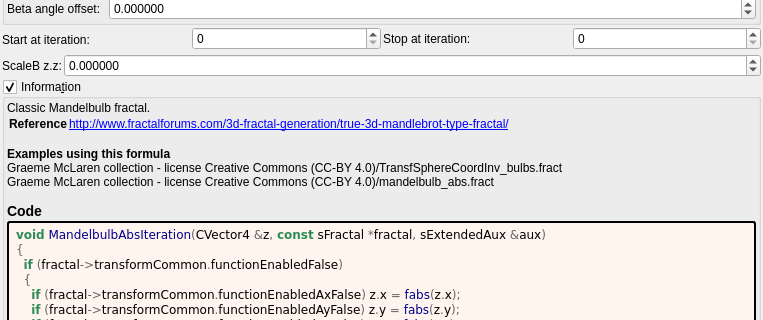
buddhi1980/mandelbulber2, file mandelbulber2/formula/ui/mandelbulb_abs.ui: the form before one commit; both pictures show x 0 to 763 and y 176 to 496 of the 763 by 896 pixel window.
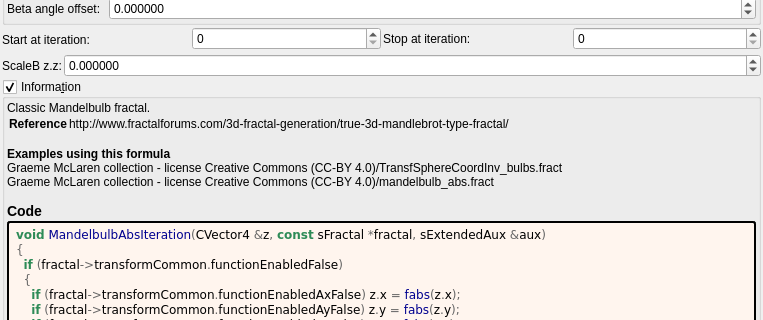
The form after the commit. Custom widgets are drawn as their Qt base class.

Commit message:
docs: show fractalforums.com formula references as text
fractalforums.com is only partly online; fractalforums.org keeps a read-only
copy and the active forum. The formula information boxes now show
fractalforums.com references (and the wrapped lines that continue them) as
plain text. The links that remain are closed with </a>, which the generator
never wrote. The formula/ui files are regenerated with
tools/populate_ui_information.py.

Diff of the .ui file:
```diff
--- a/mandelbulber2/formula/ui/mandelbulb_abs.ui
+++ b/mandelbulber2/formula/ui/mandelbulb_abs.ui
@@ -426,7 +426,7 @@
        <widget class="QLabel" name="label_information_general">
         <property name="text">
          <string notr="true">&lt;p&gt;Classic Mandelbulb fractal.&lt;/p&gt;&lt;table&gt;
-&lt;tr&gt;&lt;th&gt;Reference&lt;/th&gt;&lt;td&gt;&lt;a href=&quot;http://www.fractalforums.com/3d-fractal-generation/true-3d-mandlebrot-type-fractal/&quot;&gt;http://www.fractalforums.com/3d-fractal-generation/true-3d-mandlebrot-type-fractal/&lt;br&gt;
+&lt;tr&gt;&lt;th&gt;Reference&lt;/th&gt;&lt;td&gt;http://www.fractalforums.com/3d-fractal-generation/true-3d-mandlebrot-type-fractal/&lt;br&gt;
 &lt;/td&gt;&lt;/tr&gt;
 &lt;/table&gt;
 &lt;br&gt;&lt;b&gt;Examples using this formula&lt;/b&gt;&lt;br&gt;Graeme McLaren  collection - license Creative Commons  (CC-BY 4.0)/TransfSphereCoordInv_bulbs.fract&lt;br&gt;Graeme McLaren  collection - license Creative Commons  (CC-BY 4.0)/mandelbulb_abs.fract&lt;h3&gt;Code&lt;/h3&gt;</string>
```
The commit also changes 202 other files.
